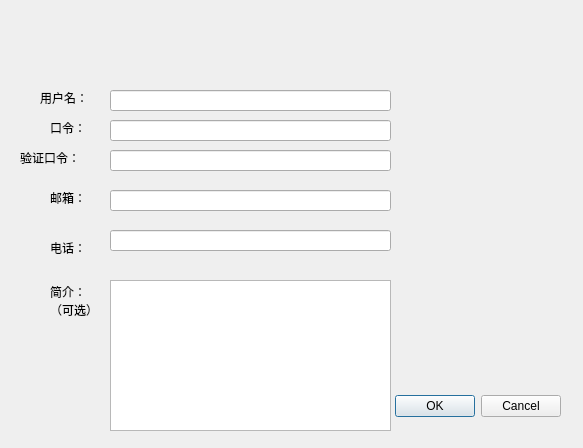
This is src/login/signup.ui in imteam2019/imclient as Qt 5 draws it before an edit. The edited form follows.
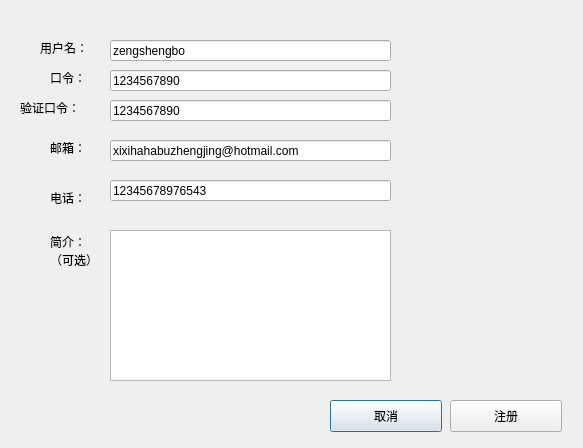
This is the edited form.

Commit message: 1.added Class Data for json handling,and \n 2. copy opensouce package RapidJson into the project,and \n 3.add a methoed named getRandKey() in Class Encrypt for get a rand string with special length.

```diff
--- a/src/login/signup.ui
+++ b/src/login/signup.ui
@@ -13,27 +13,11 @@
   <property name="windowTitle">
    <string>Sign up</string>
   </property>
-  <widget class="QDialogButtonBox" name="buttonBox">
-   <property name="geometry">
-    <rect>
-     <x>220</x>
-     <y>390</y>
-     <width>341</width>
-     <height>32</height>
-    </rect>
-   </property>
-   <property name="orientation">
-    <enum>Qt::Horizontal</enum>
-   </property>
-   <property name="standardButtons">
-    <set>QDialogButtonBox::Cancel|QDialogButtonBox::Ok</set>
-   </property>
-  </widget>
   <widget class="QLabel" name="label">
    <property name="geometry">
     <rect>
      <x>40</x>
-     <y>90</y>
+     <y>40</y>
      <width>58</width>
      <height>16</height>
     </rect>
@@ -49,7 +33,7 @@
    <property name="geometry">
     <rect>
      <x>50</x>
-     <y>120</y>
+     <y>70</y>
      <width>58</width>
      <height>16</height>
     </rect>
@@ -65,7 +49,7 @@
    <property name="geometry">
     <rect>
      <x>20</x>
-     <y>150</y>
+     <y>100</y>
      <width>71</width>
      <height>16</height>
     </rect>
@@ -81,7 +65,7 @@
    <property name="geometry">
     <rect>
      <x>50</x>
-     <y>190</y>
+     <y>140</y>
      <width>58</width>
      <height>16</height>
     </rect>
@@ -97,7 +81,7 @@
    <property name="geometry">
     <rect>
      <x>50</x>
-     <y>240</y>
+     <y>190</y>
      <width>58</width>
      <height>16</height>
     </rect>
@@ -113,7 +97,7 @@
    <property name="geometry">
     <rect>
      <x>50</x>
-     <y>280</y>
+     <y>230</y>
      <width>58</width>
      <height>41</height>
     </rect>
@@ -130,27 +114,33 @@
    <property name="geometry">
     <rect>
      <x>110</x>
-     <y>90</y>
+     <y>40</y>
      <width>281</width>
      <height>21</height>
     </rect>
    </property>
+   <property name="text">
+    <string>zengshengbo</string>
+   </property>
   </widget>
   <widget class="QLineEdit" name="lePasswd">
    <property name="geometry">
     <rect>
      <x>110</x>
-     <y>120</y>
+     <y>70</y>
      <width>281</width>
      <height>21</height>
     </rect>
    </property>
+   <property name="text">
+    <string>1234567890</string>
+   </property>
   </widget>
   <widget class="QLineEdit" name="lePasswdRe">
    <property name="geometry">
     <rect>
      <x>110</x>
-     <y>150</y>
+     <y>100</y>
      <width>281</width>
      <height>21</height>
     </rect>
@@ -159,39 +149,71 @@
     <string notr="true" comment="*"/>
    </property>
    <property name="text">
-    <string/>
+    <string>1234567890</string>
    </property>
   </widget>
   <widget class="QLineEdit" name="leEmail">
    <property name="geometry">
     <rect>
      <x>110</x>
-     <y>190</y>
+     <y>140</y>
      <width>281</width>
      <height>21</height>
     </rect>
    </property>
+   <property name="text">
+    <string>xixihahabuzhengjing@hotmail.com</string>
+   </property>
   </widget>
   <widget class="QLineEdit" name="lePhoneNumber">
    <property name="geometry">
     <rect>
      <x>110</x>
-     <y>230</y>
+     <y>180</y>
      <width>281</width>
      <height>21</height>
     </rect>
    </property>
+   <property name="text">
+    <string>12345678976543</string>
+   </property>
   </widget>
   <widget class="QTextEdit" name="teDesc">
    <property name="geometry">
     <rect>
      <x>110</x>
-     <y>280</y>
+     <y>230</y>
      <width>281</width>
      <height>151</height>
     </rect>
    </property>
   </widget>
+  <widget class="QPushButton" name="pbCancel">
+   <property name="geometry">
+    <rect>
+     <x>330</x>
+     <y>400</y>
+     <width>112</width>
+     <height>32</height>
+    </rect>
+   </property>
+   <property name="text">
+    <string>取消</string>
+   </property>
+  </widget>
+  <widget class="QPushButton" name="pbOk">
+   <property name="geometry">
+    <rect>
+     <x>450</x>
+     <y>400</y>
+     <width>112</width>
+     <height>32</height>
+    </rect>
+   </property>
+   <property name="text">
+    <string>注册</string>
+   </property>
+  </widget>
  </widget>
  <resources/>
  <connections>
```
Left out of the diff: 35 changed lines with no effect on the pictures. The commit also changes 54 other files.
